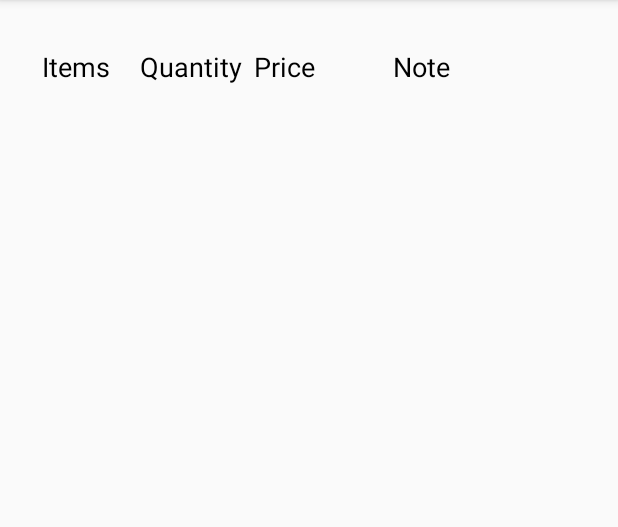
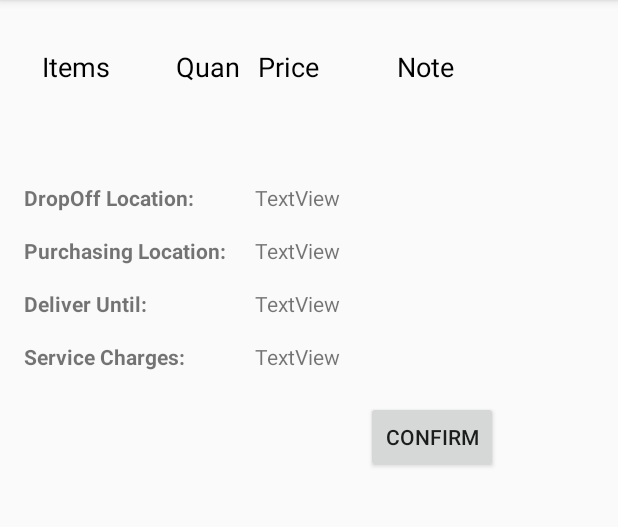
Before and after one commit to AdnanIqbalKhan/Kindred, an Android app: the ItemsDetailsActitvity screen opened directly, with no data from a screen before it, on a phone screen of 412 x 824 dp, the part 84-611 px from its top. Run offline under Robolectric (Android 15) with nearby library versions, the phone set to English and light mode, and no system bars; our stand-ins replace Firebase (no records; nobody signed in at launch, a user with empty details on screens opened directly); 4 statements that could not run were skipped.

Commit message:
Items Details Page Completed

```diff
--- a/app/src/main/java/com/kindred/kindred/ItemsDetailsActitvity.java
+++ b/app/src/main/java/com/kindred/kindred/ItemsDetailsActitvity.java
@@ -1,5 +1,6 @@
 package com.kindred.kindred;
 
+import android.provider.ContactsContract;
 import android.support.v7.app.AppCompatActivity;
 import android.os.Bundle;
 import android.util.Log;
@@ -12,7 +13,10 @@ import com.google.firebase.database.DatabaseReference;
 import com.google.firebase.database.FirebaseDatabase;
 import com.google.firebase.database.ValueEventListener;
 
+import org.w3c.dom.Text;
+
 import java.util.ArrayList;
+import java.util.HashMap;
 
 public class ItemsDetailsActitvity extends AppCompatActivity {
 
@@ -20,6 +24,11 @@ public class ItemsDetailsActitvity extends AppCompatActivity {
     private TextView mItemsQuantity;
     private TextView mItemsPrice;
     private TextView mItemsNote;
+
+    private TextView mDropOffLocation;
+    private TextView mPurchasingLocation;
+    private TextView mDeliverUntil;
+    private TextView mServiceCharges;
 
     String Names;
     String Quantity;
@@ -35,6 +44,11 @@ public class ItemsDetailsActitvity extends AppCompatActivity {
         super.onCreate(savedInstanceState);
         setContentView(R.layout.activity_items_details);
 
+        final String[] item_name = new String[1];
+        final String[] item_quantity = new String[1];
+        final String[] item_price = new String[1];
+        final String[] item_note = new String[1];
+
         final String post_id = getIntent().getStringExtra("post_id");
 
         mItemsName = (TextView) findViewById(R.id.itemDetails_itemNames_textView);
@@ -42,23 +56,39 @@ public class ItemsDetailsActitvity extends AppCompatActivity {
         mItemsPrice = (TextView) findViewById(R.id.itemDetails_itemsPrice_textView);
         mItemsNote = (TextView) findViewById(R.id.itemDetails_itemsNote_textView);
 
+        mDropOffLocation = (TextView) findViewById(R.id.ItemsDetails_DropOffLocation_textView);
+        mPurchasingLocation = (TextView) findViewById(R.id.itemsDetails_PurchasingLocation_textView);
+        mDeliverUntil = (TextView) findViewById(R.id.ItemsDetails_DeliverUntil_textView);
+        mServiceCharges = (TextView) findViewById(R.id.ItemsDetails_ServiceCharges_textView);
+
+
+        final HashMap<String, String> itemMap = new HashMap<String, String>();
+
 
         mItemsDatabase = FirebaseDatabase.getInstance().getReference().child("posts").child(post_id);
 
         mItemsDatabase.addValueEventListener(new ValueEventListener() {
             @Override
             public void onDataChange(DataSnapshot dataSnapshot) {
-                Item post_items = dataSnapshot.child("items").getValue(Item.class);
-                Names = post_items.namestoString();
-                Quantity = post_items.quantityToString();
-                Price = post_items.priceToString();
-                Note = post_items.noteToString();
+                Order post = dataSnapshot.getValue(Order.class);
 
-                mItemsName.setText(Names);
-                mItemsQuantity.setText(Quantity);
-                mItemsPrice.setText(Price);
-                mItemsNote.setText(Note);
+                mDropOffLocation.setText(post.getDropoff_location());
+                mPurchasingLocation.setText(post.getPurchasing_location());
+                mDeliverUntil.setText(post.getTime()+  " " + post.getDate());
+                mServiceCharges.setText(post.getServices_charges());
 
+                Iterable<DataSnapshot> itemsSnapshot = dataSnapshot.child("items").getChildren();
+                for(DataSnapshot item: itemsSnapshot)
+                {
+                    item_name[0] = (String)item.child("Item-Name").getValue();
+                    mItemsName.append(item_name[0] +"\n");
+                    item_quantity[0] = (String)item.child("Item-Quantity").getValue();
+                    mItemsQuantity.append(item_quantity[0] +"\n");
+                    item_price[0] = (String)item.child("Item-Price").getValue();
+                    mItemsPrice.append(item_price[0] +"\n");
+                    item_note[0] = (String)item.child("Item-Note").getValue();
+                    mItemsNote.append(item_note[0] +"\n");
+                }
             }
 
             @Override
--- a/app/src/main/res/layout/activity_items_details.xml
+++ b/app/src/main/res/layout/activity_items_details.xml
@@ -22,9 +22,9 @@
         android:id="@+id/textView6"
         android:layout_width="wrap_content"
         android:layout_height="wrap_content"
-        android:layout_marginStart="20dp"
+        android:layout_marginStart="44dp"
         android:layout_marginTop="32dp"
-        android:text="Quantity"
+        android:text="Quan"
         android:textColor="@android:color/black"
         android:textSize="18sp"
         app:layout_constraintStart_toEndOf="@+id/textView5"
@@ -34,7 +34,7 @@
         android:id="@+id/textView7"
         android:layout_width="wrap_content"
         android:layout_height="wrap_content"
-        android:layout_marginStart="8dp"
+        android:layout_marginStart="12dp"
         android:layout_marginTop="32dp"
         android:text="Price"
         android:textColor="@android:color/black"
@@ -56,11 +56,10 @@
 
     <TextView
         android:id="@+id/itemDetails_itemNames_textView"
-        android:layout_width="76dp"
+        android:layout_width="100dp"
         android:layout_height="wrap_content"
         android:layout_marginEnd="8dp"
         android:layout_marginTop="16dp"
-        android:text="TextView"
         android:textAlignment="center"
         app:layout_constraintEnd_toEndOf="@+id/textView5"
         app:layout_constraintHorizontal_bias="0.342"
@@ -69,12 +68,11 @@
 
     <TextView
         android:id="@+id/itemDetails_itemsQuantity_textView"
-        android:layout_width="63dp"
+        android:layout_width="40dp"
         android:layout_height="wrap_content"
         android:layout_marginEnd="8dp"
         android:layout_marginStart="8dp"
         android:layout_marginTop="16dp"
-        android:text="TextView"
         android:textAlignment="center"
         app:layout_constraintEnd_toEndOf="@+id/textView6"
         app:layout_constraintHorizontal_bias="0.727"
@@ -87,7 +85,6 @@
         android:layout_height="wrap_content"
         android:layout_marginEnd="8dp"
         android:layout_marginTop="16dp"
-        android:text="TextView"
         android:textAlignment="center"
         app:layout_constraintEnd_toEndOf="@+id/textView7"
         app:layout_constraintHorizontal_bias="0.0"
@@ -96,14 +93,108 @@
 
     <TextView
         android:id="@+id/itemDetails_itemsNote_textView"
-        android:layout_width="132dp"
+        android:layout_width="130dp"
         android:layout_height="wrap_content"
         android:layout_marginStart="8dp"
         android:layout_marginTop="16dp"
-        android:text="TextView"
         android:textAlignment="center"
         app:layout_constraintEnd_toEndOf="@+id/textView8"
         app:layout_constraintHorizontal_bias="0.48"
         app:layout_constraintStart_toStartOf="@+id/textView8"
         app:layout_constraintTop_toBottomOf="@+id/textView8" />
+
+    <TextView
+        android:id="@+id/itemsDetails_DropOff"
+        android:layout_width="wrap_content"
+        android:layout_height="wrap_content"
+        android:layout_marginStart="16dp"
+        android:layout_marginTop="30dp"
+        android:text="DropOff Location:"
+        android:textStyle="bold"
+        app:layout_constraintStart_toStartOf="parent"
+        app:layout_constraintTop_toBottomOf="@+id/itemDetails_itemNames_textView" />
+
+    <TextView
+        android:id="@+id/ItemsDetails_PurchasingLocation"
+        android:layout_width="wrap_content"
+        android:layout_height="wrap_content"
+        android:layout_marginStart="16dp"
+        android:layout_marginTop="16dp"
+        android:text="Purchasing Location:"
+        android:textStyle="bold"
+        app:layout_constraintStart_toStartOf="parent"
+        app:layout_constraintTop_toBottomOf="@+id/itemsDetails_DropOff" />
+
+    <TextView
+        android:id="@+id/ItemsDetails_ServiceCharges"
+        android:layout_width="wrap_content"
+        android:layout_height="wrap_content"
+        android:layout_marginStart="16dp"
+        android:layout_marginTop="16dp"
+        android:text="Service Charges:"
+        android:textStyle="bold"
+        app:layout_constraintStart_toStartOf="parent"
+        app:layout_constraintTop_toBottomOf="@+id/itemsDetails_DeliverUntil" />
+
+    <TextView
+        android:id="@+id/itemsDetails_DeliverUntil"
+        android:layout_width="wrap_content"
+        android:layout_height="wrap_content"
+        android:layout_marginStart="16dp"
+        android:layout_marginTop="16dp"
+        android:text="Deliver Until:"
+        android:textStyle="bold"
+        app:layout_constraintStart_toStartOf="parent"
+        app:layout_constraintTop_toBottomOf="@+id/ItemsDetails_PurchasingLocation" />
+
+    <TextView
+        android:id="@+id/ItemsDetails_DropOffLocation_textView"
+        android:layout_width="wrap_content"
+        android:layout_height="wrap_content"
+        android:layout_marginStart="170dp"
+        android:layout_marginTop="30dp"
+        android:text="TextView"
+        app:layout_constraintStart_toStartOf="parent"
+        app:layout_constraintTop_toBottomOf="@+id/itemDetails_itemNames_textView" />
+
+    <TextView
+        android:id="@+id/itemsDetails_PurchasingLocation_textView"
+        android:layout_width="wrap_content"
+        android:layout_height="wrap_content"
+        android:layout_marginStart="170dp"
+        android:layout_marginTop="16dp"
+        android:text="TextView"
+        app:layout_constraintStart_toStartOf="parent"
+        app:layout_constraintTop_toBottomOf="@+id/ItemsDetails_DropOffLocation_textView" />
+
+    <TextView
+        android:id="@+id/ItemsDetails_DeliverUntil_textView"
+        android:layout_width="wrap_content"
+        android:layout_height="wrap_content"
+        android:layout_marginStart="170dp"
+        android:layout_marginTop="16dp"
+        android:text="TextView"
+        app:layout_constraintStart_toStartOf="parent"
+        app:layout_constraintTop_toBottomOf="@+id/itemsDetails_PurchasingLocation_textView" />
+
+    <TextView
+        android:id="@+id/ItemsDetails_ServiceCharges_textView"
+        android:layout_width="wrap_content"
+        android:layout_height="wrap_content"
+        android:layout_marginStart="170dp"
+        android:layout_marginTop="16dp"
+        android:text="TextView"
+        app:layout_constraintStart_toStartOf="parent"
+        app:layout_constraintTop_toBottomOf="@+id/ItemsDetails_DeliverUntil_textView" />
+
+    <Button
+        android:id="@+id/button2"
+        android:layout_width="wrap_content"
+        android:layout_height="wrap_content"
+        android:layout_marginStart="244dp"
+        android:layout_marginTop="20dp"
+        android:text="Confirm"
+        app:layout_constraintStart_toStartOf="parent"
+        app:layout_constraintTop_toBottomOf="@+id/ItemsDetails_ServiceCharges_textView" />
+
 </android.support.constraint.ConstraintLayout>
```
Also changed, not shown: app/src/main/java/com/kindred/kindred/Item.java (+18 -81 lines), app/src/main/java/com/kindred/kindred/Order.java (+50 -50 lines).
